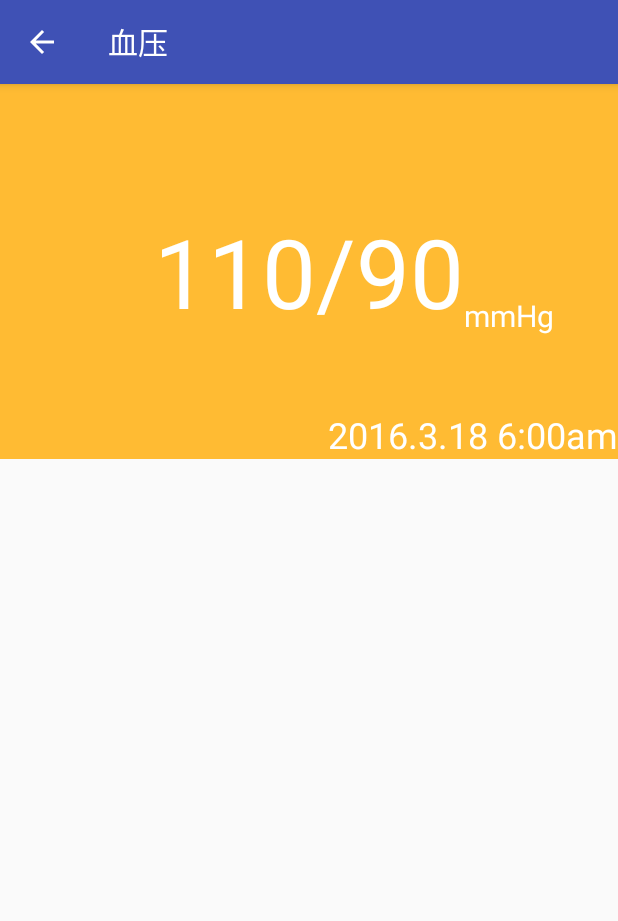
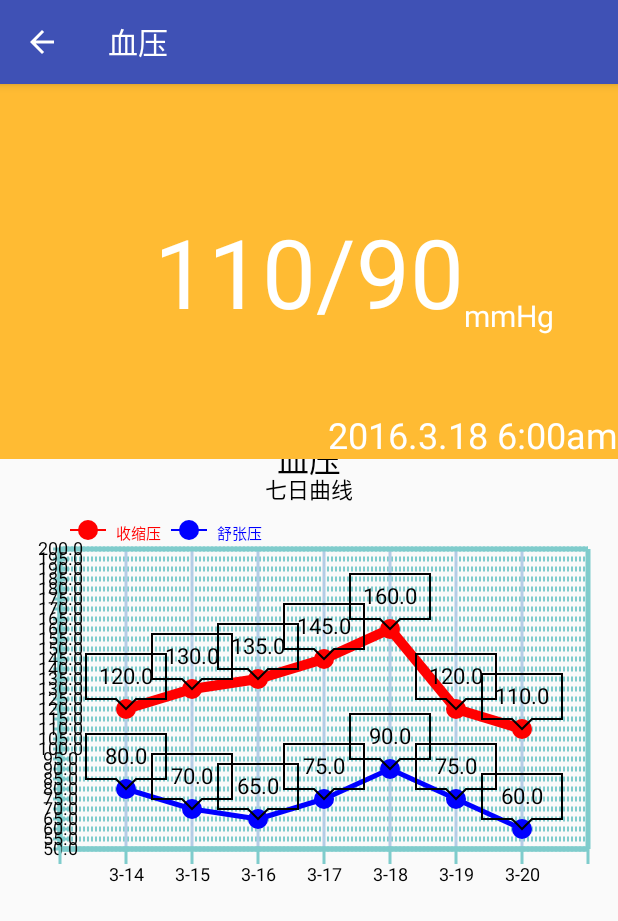
Before and after one commit to The---onE/HomeNurse, an Android app: the BloodPressureActivity screen opened directly, with no data from a screen before it, on a phone screen of 412 x 824 dp. Shown: the top 921 px of the screen. Run offline under Robolectric (Android 15) with nearby library versions, the phone set to English and light mode, and no system bars.

Commit message:
Different ChartView for different Activity

```diff
--- a/app/src/main/java/com/xmx/homenurse/Measure/BloodPressureActivity.java
+++ b/app/src/main/java/com/xmx/homenurse/Measure/BloodPressureActivity.java
@@ -12,6 +12,11 @@ public class BloodPressureActivity extends BaseTempActivity {
         setContentView(R.layout.activity_blood_pressure);
 
         setTitle(getString(R.string.blood_pressure));
+
+        BloodPressureChartView bloodPressureChartView = getViewById(R.id.spline_chart);
+        bloodPressureChartView.setLabels(3, 20);
+        bloodPressureChartView.setDataSet(120, 130, 135, 145, 160, 120, 110,
+                80, 70, 65, 75, 90, 75, 60);
     }
 
     @Override
--- a/app/src/main/java/com/xmx/homenurse/Measure/SplineChartView.java
+++ b/app/src/main/java/com/xmx/homenurse/Measure/BloodPressureChartView.java
@@ -16,15 +16,15 @@ import android.content.Context;
 import android.graphics.Canvas;
 import android.graphics.Color;
 import android.graphics.Paint;
-import android.graphics.Paint.Align;
 import android.util.AttributeSet;
 import android.util.Log;
+
 /**
+ * @author XiongChuanLiang<br/>(xcl_168@aliyun.com)
  * @ClassName SplineChart01View
- * @Description  曲线图 的例子
- * @author XiongChuanLiang<br/>(xcl_168@aliyun.com)
+ * @Description 曲线图 的例子
  */
-public class SplineChartView extends DemoView {
+public class BloodPressureChartView extends DemoView {
 
     private String TAG = "SplineChart01View";
     private SplineChart chart = new SplineChart();
@@ -33,27 +33,26 @@ public class SplineChartView extends DemoView {
     private LinkedList<SplineData> chartData = new LinkedList<>();
 
 
-    public SplineChartView(Context context) {
+    public BloodPressureChartView(Context context) {
         super(context);
         initView();
     }
 
-    public SplineChartView(Context context, AttributeSet attrs){
+    public BloodPressureChartView(Context context, AttributeSet attrs) {
         super(context, attrs);
         initView();
     }
 
-    public SplineChartView(Context context, AttributeSet attrs, int defStyle) {
+    public BloodPressureChartView(Context context, AttributeSet attrs, int defStyle) {
         super(context, attrs, defStyle);
         initView();
     }
 
-    private void initView()
-    {
+    private void initView() {
         chartRender();
 
         //綁定手势滑动事件
-        this.bindTouch(this,chart);
+        this.bindTouch(this, chart);
     }
 
 
@@ -61,16 +60,15 @@ public class SplineChartView extends DemoView {
     protected void onSizeChanged(int w, int h, int oldw, int oldh) {
         super.onSizeChanged(w, h, oldw, oldh);
         //图所占范围大小
-        chart.setChartRange(w,h);
+        chart.setChartRange(w, h);
     }
 
 
-    private void chartRender()
-    {
+    private void chartRender() {
         try {
 
             //设置绘图区默认缩进px值,留置空间显示Axis,Axistitle....
-            int [] ltrb = getBarLnDefaultSpadding();
+            int[] ltrb = getBarLnDefaultSpadding();
             chart.setPadding(ltrb[0], ltrb[1], ltrb[2], ltrb[3]);
 
             //平移时收缩下
@@ -86,10 +84,10 @@ public class SplineChartView extends DemoView {
 
             //坐标系
             //数据轴最大值
-            chart.getDataAxis().setAxisMax(45);
-            chart.getDataAxis().setAxisMin(35);
+            chart.getDataAxis().setAxisMax(200);
+            chart.getDataAxis().setAxisMin(50);
             //数据轴刻度间隔
-            chart.getDataAxis().setAxisSteps(0.5);
+            chart.getDataAxis().setAxisSteps(5);
 
             //标签轴最大值
             chart.setCategoryAxisMax(8);
@@ -124,8 +122,8 @@ public class SplineChartView extends DemoView {
             chart.getCategoryAxis().getTickMarksPaint().setColor(Color.rgb(127, 204, 204));
 
             //居中
-            chart.getDataAxis().setHorizontalTickAlign(Align.CENTER);
-            chart.getDataAxis().getTickLabelPaint().setTextAlign(Align.CENTER);
+            chart.getDataAxis().setHorizontalTickAlign(Paint.Align.CENTER);
+            chart.getDataAxis().getTickLabelPaint().setTextAlign(Paint.Align.CENTER);
 
             //居中显示轴
             //plot.hideHorizontalLines();
@@ -136,18 +134,18 @@ public class SplineChartView extends DemoView {
 
             //定义交叉点标签显示格式,特别备注,因曲线图的特殊性，所以返回格式为:  x值,y值
             //请自行分析定制
-            chart.setDotLabelFormatter(new IFormatterTextCallBack(){
+            chart.setDotLabelFormatter(new IFormatterTextCallBack() {
 
                 @Override
                 public String textFormatter(String value) {
                     // TODO Auto-generated method stub
-                    String label = "("+value+")";
+                    String label = "(" + value + ")";
                     return (label);
                 }
 
             });
             //标题
-            chart.setTitle("体温");
+            chart.setTitle("血压");
             chart.addSubtitle("七日曲线");
 
             //显示十字交叉线
@@ -178,33 +176,53 @@ public class SplineChartView extends DemoView {
         }
     }
 
-    public void setDataSet(double today, double d1, double d2,
-                              double d3, double d4, double d5, double d6)
-    {
+    public void setDataSet(double todayH, double dH1, double dH2,
+                           double dH3, double dH4, double dH5, double dH6,
+                           double todayL, double dL1, double dL2,
+                           double dL3, double dL4, double dL5, double dL6) {
+        chartData.clear();
         //线1的数据集
         List<PointD> linePoint1 = new ArrayList<>();
 
-        linePoint1.add(new PointD(1d, today));
-        linePoint1.add(new PointD(2d, d1));
-        linePoint1.add(new PointD(3d, d2));
-        linePoint1.add(new PointD(4d, d3));
-        linePoint1.add(new PointD(5d, d4));
-        linePoint1.add(new PointD(6d, d5));
-        linePoint1.add(new PointD(7d, d6));
-        SplineData dataSeries1 = new SplineData("体温",linePoint1,
-                Color.rgb(54, 141, 238) );
+        linePoint1.add(new PointD(1d, todayH));
+        linePoint1.add(new PointD(2d, dH1));
+        linePoint1.add(new PointD(3d, dH2));
+        linePoint1.add(new PointD(4d, dH3));
+        linePoint1.add(new PointD(5d, dH4));
+        linePoint1.add(new PointD(6d, dH5));
+        linePoint1.add(new PointD(7d, dH6));
+        SplineData dataSeries1 = new SplineData("收缩压", linePoint1,
+                Color.RED);
 
         dataSeries1.getLinePaint().setStrokeWidth(10);
+        chartData.add(dataSeries1);
 
-        chartData.add(dataSeries1);
+        //线2的数据集
+        List<PointD> linePoint2 = new ArrayList<>();
+
+        linePoint2.add(new PointD(1d, todayL));
+        linePoint2.add(new PointD(2d, dL1));
+        linePoint2.add(new PointD(3d, dL2));
+        linePoint2.add(new PointD(4d, dL3));
+        linePoint2.add(new PointD(5d, dL4));
+        linePoint2.add(new PointD(6d, dL5));
+        linePoint2.add(new PointD(7d, dL6));
+        SplineData dataSeries2 = new SplineData("舒张压", linePoint2,
+                Color.BLUE);
+        chartData.add(dataSeries2);
 
         //批注
         List<AnchorDataPoint> mAnchorSet = new ArrayList<>();
-        for (int i=0; i<7; ++i) {
-            AnchorDataPoint an = new AnchorDataPoint(0,i,XEnum.AnchorStyle.CAPRECT);
+        for (int i = 0; i < 7; ++i) {
+            AnchorDataPoint an = new AnchorDataPoint(0, i, XEnum.AnchorStyle.CAPRECT);
             an.setAnchor("" + linePoint1.get(i).y);
             an.setTextColor(Color.BLACK);
             mAnchorSet.add(an);
+
+            AnchorDataPoint an2 = new AnchorDataPoint(1, i, XEnum.AnchorStyle.CAPRECT);
+            an2.setAnchor("" + linePoint2.get(i).y);
+            an2.setTextColor(Color.BLACK);
+            mAnchorSet.add(an2);
         }
         chart.setAnchorDataPoint(mAnchorSet);
 
@@ -212,23 +230,24 @@ public class SplineChartView extends DemoView {
     }
 
     public void setLabels(int month, int day) {
+        labels.clear();
         labels.add("");
-        labels.add(""+month+"-"+(day-6));
-        labels.add(""+month+"-"+(day-5));
-        labels.add(""+month+"-"+(day-4));
-        labels.add(""+month+"-"+(day-3));
-        labels.add(""+month+"-"+(day-2));
-        labels.add(""+month+"-"+(day-1));
-        labels.add(""+month+"-"+day);
+        labels.add("" + month + "-" + (day - 6));
+        labels.add("" + month + "-" + (day - 5));
+        labels.add("" + month + "-" + (day - 4));
+        labels.add("" + month + "-" + (day - 3));
+        labels.add("" + month + "-" + (day - 2));
+        labels.add("" + month + "-" + (day - 1));
+        labels.add("" + month + "-" + day);
         labels.add("");
         refreshChart();
     }
 
     @Override
     public void render(Canvas canvas) {
-        try{
+        try {
             chart.render(canvas);
-        } catch (Exception e){
+        } catch (Exception e) {
             Log.e(TAG, e.toString());
         }
     }
--- a/app/src/main/java/com/xmx/homenurse/Measure/TemperatureActivity.java
+++ b/app/src/main/java/com/xmx/homenurse/Measure/TemperatureActivity.java
@@ -13,9 +13,9 @@ public class TemperatureActivity extends BaseTempActivity {
 
         setTitle(getString(R.string.temperature));
 
-        SplineChartView splineChartView = getViewById(R.id.spline_chart);
-        splineChartView.setLabels(3, 20);
-        splineChartView.setDataSet(37.1, 38.8, 39.2, 40.7, 37.5, 38.5, 39.5);
+        TemperatureChartView temperatureChartView = getViewById(R.id.spline_chart);
+        temperatureChartView.setLabels(3, 20);
+        temperatureChartView.setDataSet(37.1, 38.8, 39.2, 40.7, 37.5, 38.5, 39.5);
     }
 
     @Override
--- a/app/src/main/res/layout/activity_blood_pressure.xml
+++ b/app/src/main/res/layout/activity_blood_pressure.xml
@@ -45,4 +45,9 @@
             android:textSize="24sp" />
 
     </RelativeLayout>
+
+    <com.xmx.homenurse.Measure.BloodPressureChartView
+        android:id="@+id/spline_chart"
+        android:layout_width="match_parent"
+        android:layout_height="300dp" />
 </LinearLayout>
--- a/app/src/main/res/layout/activity_temperature.xml
+++ b/app/src/main/res/layout/activity_temperature.xml
@@ -46,7 +46,7 @@
 
     </RelativeLayout>
 
-    <com.xmx.homenurse.Measure.SplineChartView
+    <com.xmx.homenurse.Measure.TemperatureChartView
         android:id="@+id/spline_chart"
         android:layout_width="match_parent"
         android:layout_height="300dp" />
```
Also changed, not shown: app/src/main/java/com/xmx/homenurse/Measure/TemperatureChartView.java (added, +234 -0 lines).
